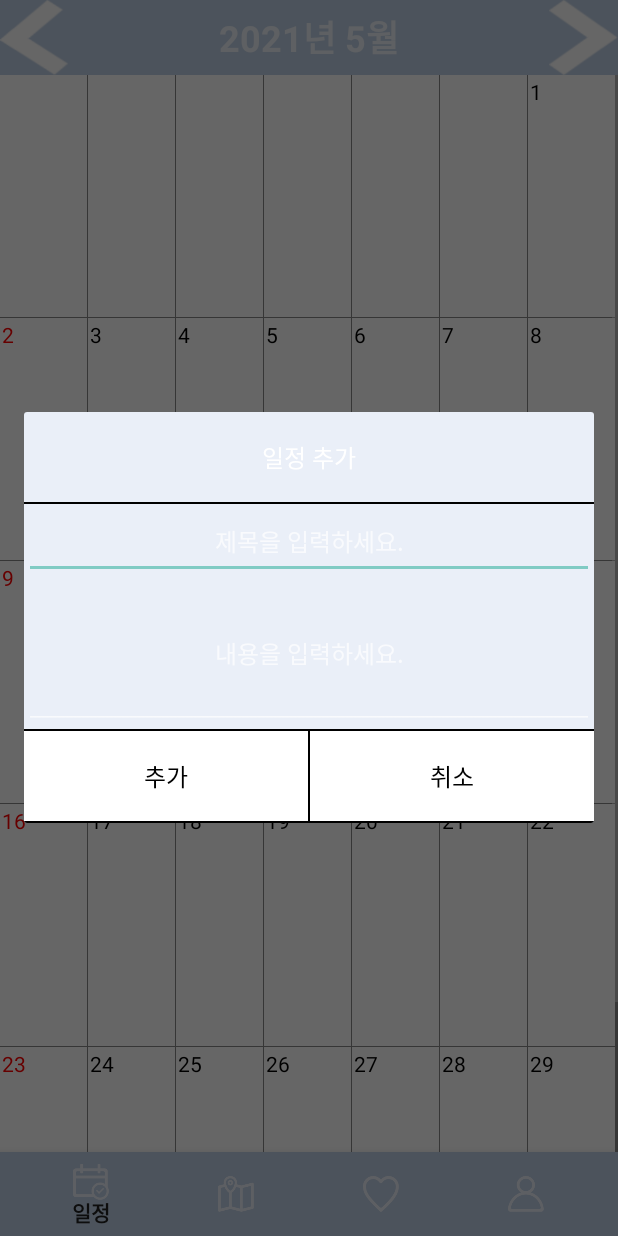
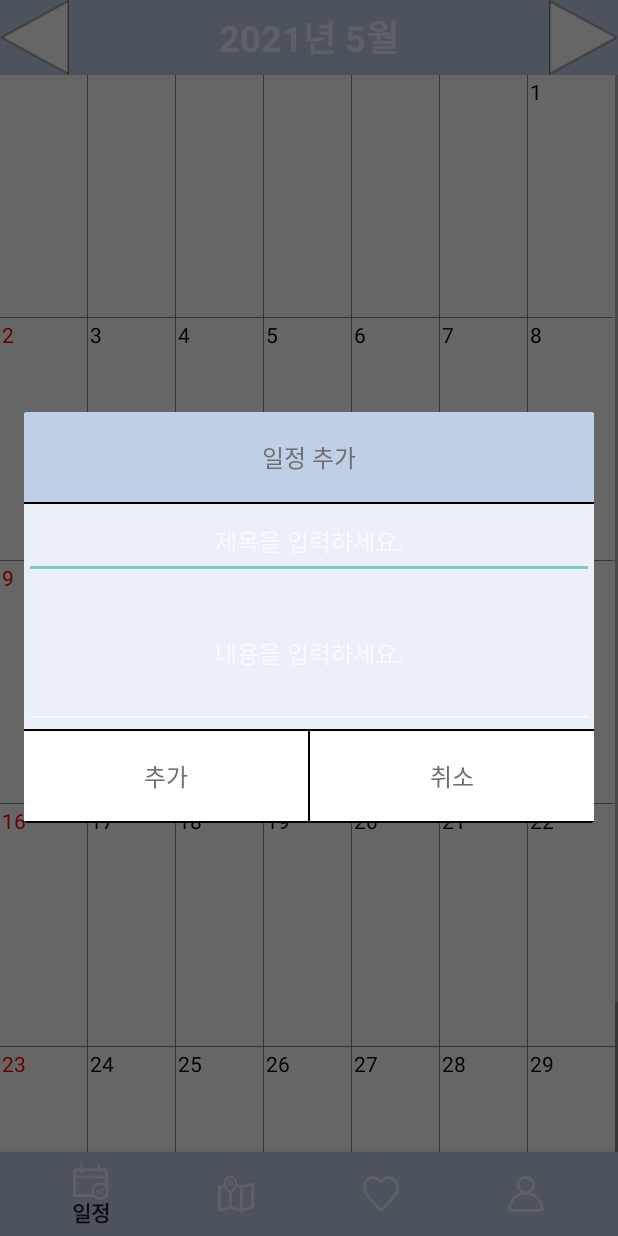
Before and after one commit to s97191809/intentexam, an Android app: the FragmentPage1 screen opened directly, with no data from a screen before it, after a tap on "10", on a phone screen of 412 x 824 dp. Run offline under Robolectric (Android 15) with nearby library versions, the phone set to English and light mode, and no system bars; our stand-ins replace Firebase (no records; nobody signed in at launch, a user with empty details on screens opened directly); libraries missing offline, so code that uses them is left out: com.skt.

Commit message:
버튼, 레이아웃 변경

```diff
--- a/app/src/main/res/layout/alert_layout.xml
+++ b/app/src/main/res/layout/alert_layout.xml
@@ -9,9 +9,10 @@
         android:layout_width="match_parent"
         android:layout_height="60dp"
         android:gravity="center"
-        android:textColor="#ffffff"
+        android:textColor="#707070"
         android:textSize="16dp"
         android:text="일정 추가"
+        android:background="#BFD0E6"
 />
 
     <View
@@ -51,7 +52,7 @@
             android:layout_weight="1"
             android:gravity="center"
             android:text="추가"
-            android:textColor="#000000"
+            android:textColor="#707070"
             android:textSize="16dp"
             android:background="#ffffff"/>
 
@@ -67,7 +68,7 @@
             android:layout_weight="1"
             android:gravity="center"
             android:text="취소"
-            android:textColor="#000000"
+            android:textColor="#707070"
             android:textSize="16dp"
             android:background="#ffffff"/>
     </LinearLayout>
```
Also changed, not shown: app/src/main/res/drawable/backward.png, app/src/main/res/drawable/forward.png.
